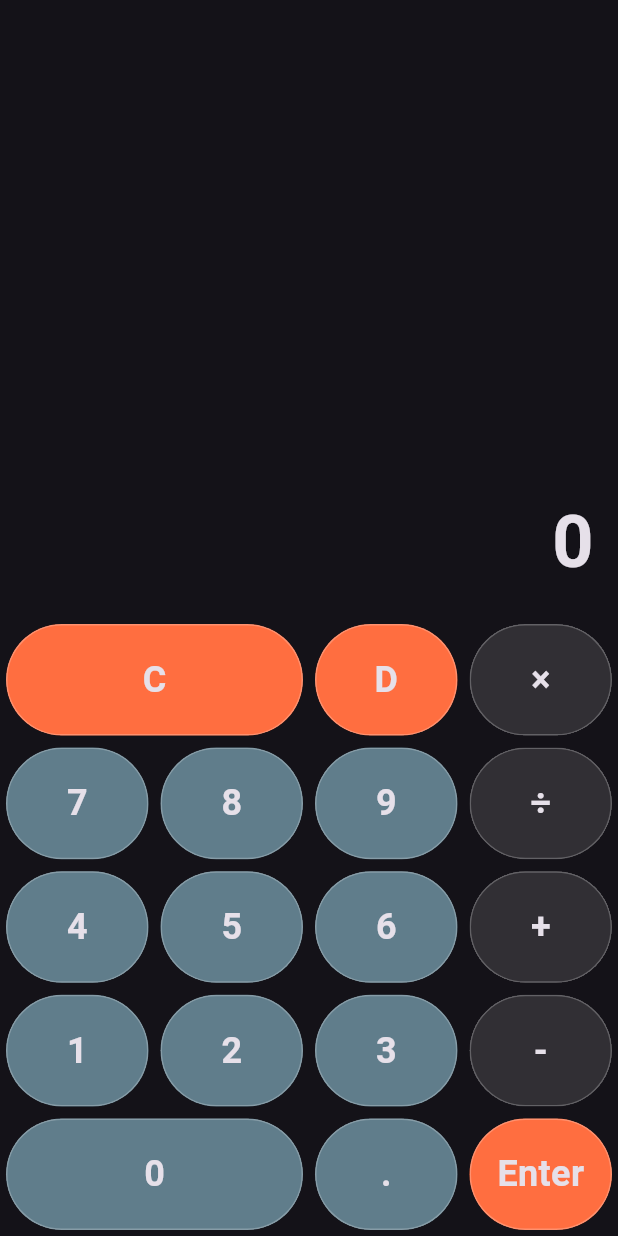
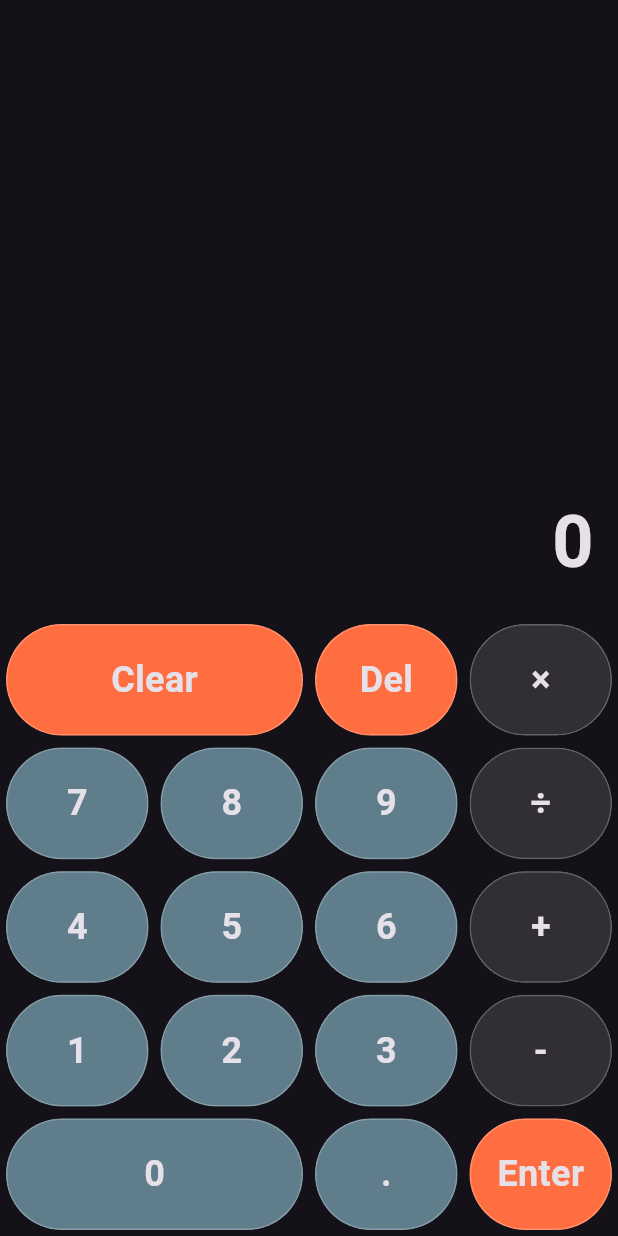
Before and after one commit to amorags/calc_app, a Flutter app: the screen it shows after launch, on a phone screen of 412 x 824 dp. Run offline on Flutter 3.47's test engine with Material 3 defaults, Android fonts, the phone set to English and light mode, and no system bars.

Commit message:
ButtonName

```diff
--- a/lib/button_values.dart
+++ b/lib/button_values.dart
@@ -1,6 +1,6 @@
 class Btn {
-  static const String del = "D";
-  static const String clr = "C";
+  static const String del = "Del";
+  static const String clr = "Clear";
   static const String multiply = "×";
   static const String divide = "÷";
   static const String add = "+";
```
